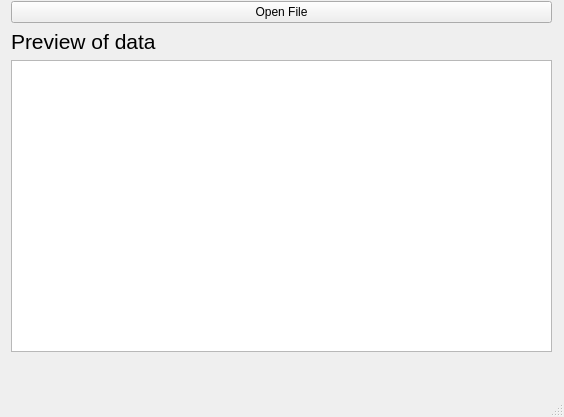
doerte/Discuit-old, file MainWindow.ui: the form before one commit.
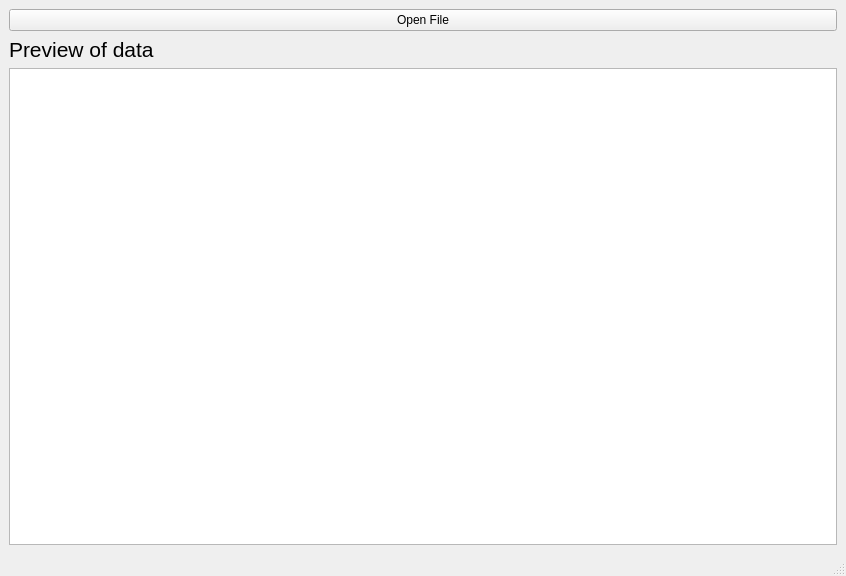
The form after the commit.

Commit message: Expand the vertical layout

```diff
--- a/MainWindow.ui
+++ b/MainWindow.ui
@@ -6,37 +6,15 @@
    <rect>
     <x>0</x>
     <y>0</y>
-    <width>564</width>
-    <height>417</height>
+    <width>846</width>
+    <height>576</height>
    </rect>
   </property>
   <property name="windowTitle">
    <string>Table example</string>
   </property>
   <widget class="QWidget" name="centralwidget">
-   <widget class="QWidget" name="">
-    <property name="geometry">
-     <rect>
-      <x>11</x>
-      <y>44</y>
-      <width>16</width>
-      <height>16</height>
-     </rect>
-    </property>
-    <layout class="QHBoxLayout" name="horizontalLayout_2"/>
-   </widget>
-   <widget class="QWidget" name="">
-    <property name="geometry">
-     <rect>
-      <x>11</x>
-      <y>1</y>
-      <width>541</width>
-      <height>351</height>
-     </rect>
-    </property>
-    <layout class="QVBoxLayout" name="verticalLayout_2">
-     <item>
-      <layout class="QHBoxLayout" name="horizontalLayout">
+   <layout class="QVBoxLayout" name="verticalLayout">
        <item>
         <widget class="QPushButton" name="pushButton">
          <property name="focusPolicy">
@@ -53,10 +31,6 @@
          </property>
         </widget>
        </item>
-      </layout>
-     </item>
-     <item>
-      <layout class="QVBoxLayout" name="verticalLayout">
        <item>
         <widget class="QLabel" name="label">
          <property name="font">
@@ -73,9 +47,6 @@
         <widget class="QTableView" name="tableView"/>
        </item>
       </layout>
-     </item>
-    </layout>
-   </widget>
   </widget>
   <widget class="QMenuBar" name="menubar">
    <property name="geometry">
```
Left out of the diff: 4 changed lines with no effect on the pictures. Lines whose indentation alone changed are shown as unchanged. The commit also changes 1 other file.
